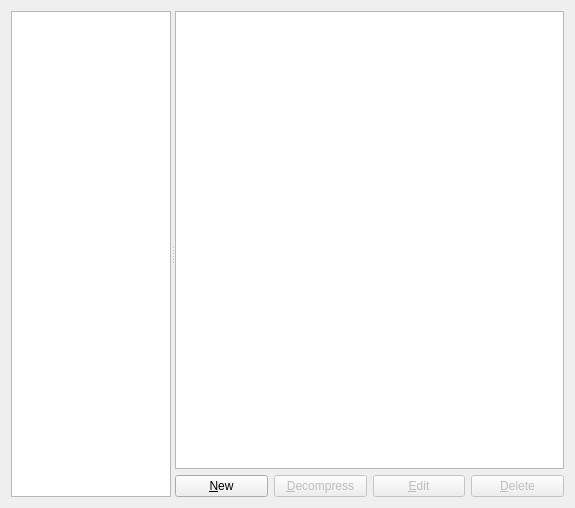
First picture: the form in gns3/modules/dynamips/ui/ios_router_preferences_page.ui, repository mpplab/MNSS, before the edit.
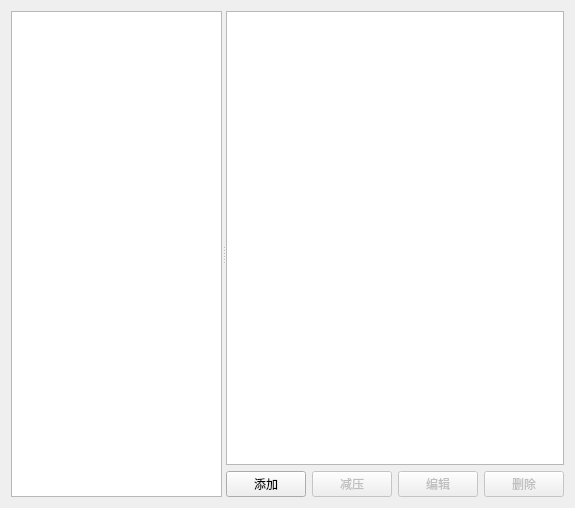
Second picture: the form after the edit.

The edit to the form file:
```diff
--- a/gns3/modules/dynamips/ui/ios_router_preferences_page.ui
+++ b/gns3/modules/dynamips/ui/ios_router_preferences_page.ui
@@ -31,7 +31,7 @@
       </property>
       <property name="maximumSize">
        <size>
-        <width>160</width>
+        <width>1000</width>
         <height>16777215</height>
        </size>
       </property>
@@ -73,6 +73,12 @@
            <verstretch>0</verstretch>
           </sizepolicy>
          </property>
+         <property name="minimumSize">
+          <size>
+           <width>0</width>
+           <height>0</height>
+          </size>
+         </property>
          <property name="indentation">
           <number>10</number>
          </property>
@@ -99,7 +105,7 @@
          <item>
           <widget class="QPushButton" name="uiNewIOSRouterPushButton">
            <property name="text">
-            <string>&amp;New</string>
+            <string>添加</string>
            </property>
           </widget>
          </item>
@@ -109,7 +115,7 @@
             <bool>false</bool>
            </property>
            <property name="text">
-            <string>&amp;Decompress</string>
+            <string>减压</string>
            </property>
           </widget>
          </item>
@@ -119,7 +125,7 @@
             <bool>false</bool>
            </property>
            <property name="text">
-            <string>&amp;Edit</string>
+            <string>编辑</string>
            </property>
           </widget>
          </item>
@@ -129,7 +135,7 @@
             <bool>false</bool>
            </property>
            <property name="text">
-            <string>&amp;Delete</string>
+            <string>删除</string>
            </property>
           </widget>
          </item>
```
Left out of the diff: 4 changed lines with no effect on the pictures.
